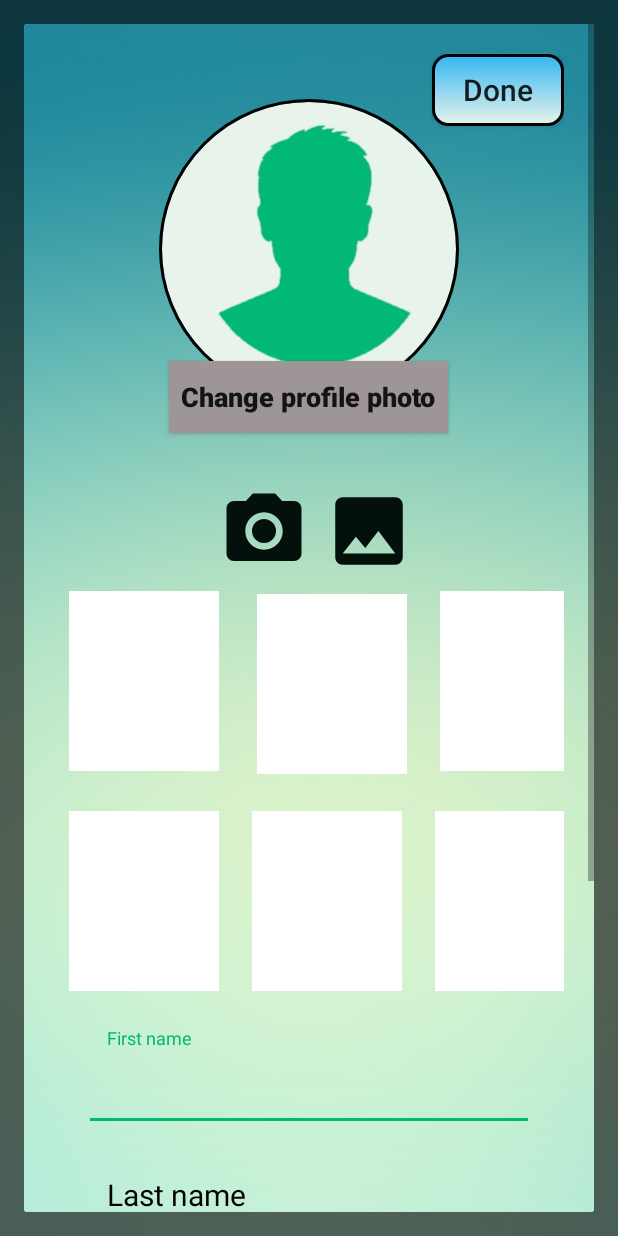
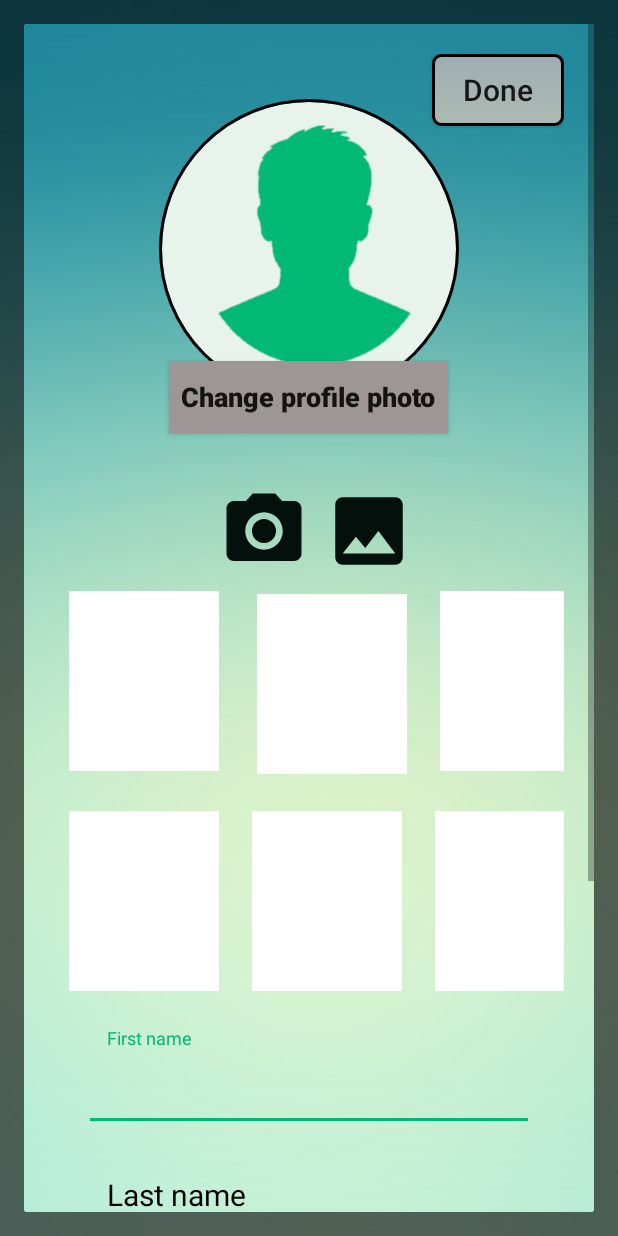
Before and after one commit to MatanRoma/WorldMate, an Android app: the fragment ProfileFragment placed in its activity, on a phone screen of 412 x 824 dp. Run offline under Robolectric (Android 15) with nearby library versions, the light colour scheme and no system bars; our stand-ins replace CircleImageView, Firebase (no records; nobody signed in at launch, a user with empty details on screens opened directly); libraries missing offline, so code that uses them is left out: com.github.ybq.android; plain views replace SpinKitView; pictures from the network do not load; 15 statements that could not run were skipped.

Commit message:
update_design_all_work

```diff
--- /dev/null
+++ b/app/src/main/res/drawable/done_btn_shape.xml
@@ -0,0 +1,48 @@
+<?xml version="1.0" encoding="utf-8"?>
+<selector xmlns:android="http://schemas.android.com/apk/res/android">
+
+    <item android:state_pressed="true">
+        <shape
+            android:shape="rectangle">
+            <corners
+                android:radius="5dp"/>
+
+            <padding
+                android:left="1dp"
+                android:right="1dp"
+                android:top="1dp"
+                android:bottom="1dp"/>
+
+            <stroke
+                android:width="2dp"/>
+
+            <gradient
+                android:startColor="#ADBAB2"
+                android:endColor="#9FADB3"
+                android:angle="270"/>
+        </shape>
+    </item>
+
+    <item android:state_pressed="false">
+        <shape
+            android:shape="rectangle">
+
+            <corners
+                android:radius="5dp"/>
+
+            <padding
+                android:left="1dp"
+                android:right="1dp"
+                android:top="1dp"
+                android:bottom="1dp"/>
+
+            <stroke
+                android:width="2dp"/>
+            <gradient
+                android:startColor="#9FADB3"
+                android:endColor="#ADBAB2"
+                android:angle="270"/>
+        </shape>
+    </item>
+
+</selector>
--- a/app/src/main/res/layout/account_setup_fragment.xml
+++ b/app/src/main/res/layout/account_setup_fragment.xml
@@ -67,7 +67,7 @@
         android:layout_centerHorizontal="true"
         android:text="@string/i_am"
         android:layout_margin="20dp"
-        android:textSize="30sp"
+        android:textSize="20sp"
         android:textStyle="bold"
         android:textColor="#000"
         android:layout_below="@id/lastname_info"
@@ -124,7 +124,7 @@
         android:gravity="center_horizontal"
         android:layout_centerInParent="true"
         android:textColor="#000"
-        android:textSize="30sp"
+        android:textSize="20sp"
         android:textStyle="bold"
         android:layout_below="@id/gender_error_tv"
         android:layout_marginTop="25dp"
--- a/app/src/main/res/layout/profile_chat_card.xml
+++ b/app/src/main/res/layout/profile_chat_card.xml
@@ -20,6 +20,8 @@
             android:layout_width="50dp"
             android:layout_height="50dp"
             android:src="@mipmap/ic_launcher"
+            app:civ_border_width="2dp"
+            app:civ_border_color="@color/grey"
             android:id="@+id/profile_iv_chat_card"/>
 
         <TextView
--- a/app/src/main/res/layout/profile_fragment.xml
+++ b/app/src/main/res/layout/profile_fragment.xml
@@ -1,5 +1,6 @@
 <?xml version="1.0" encoding="utf-8"?>
-<RelativeLayout android:layout_width="match_parent"
+<RelativeLayout
+    android:layout_width="match_parent"
     android:layout_height="match_parent"
     xmlns:app="http://schemas.android.com/apk/res-auto"
     android:background="@drawable/background_sign"
@@ -21,7 +22,7 @@
                 android:layout_width="wrap_content"
                 android:layout_height="wrap_content"
                 android:layout_alignParentEnd="true"
-                android:background="@drawable/btn_shape"
+                android:background="@drawable/done_btn_shape"
                 android:text="@string/done_str"
                 android:textAllCaps="false"
                 android:textSize="20sp" />
```
Also changed, not shown: app/src/main/res/drawable/ic_thumb_down.xml (+2 -2 lines), app/src/main/res/drawable/ic_thumb_up.xml (+2 -2 lines), app/src/main/res/layout/preference_fragment.xml (+37 -21 lines), app/src/main/res/layout/questions_fragment.xml (+33 -19 lines).
